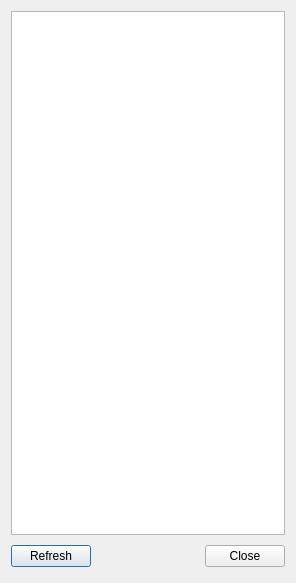
This is src/Gui/SceneInspector.ui in southseact-3d/fcd as Qt 5 draws it before an edit. The edited form follows.
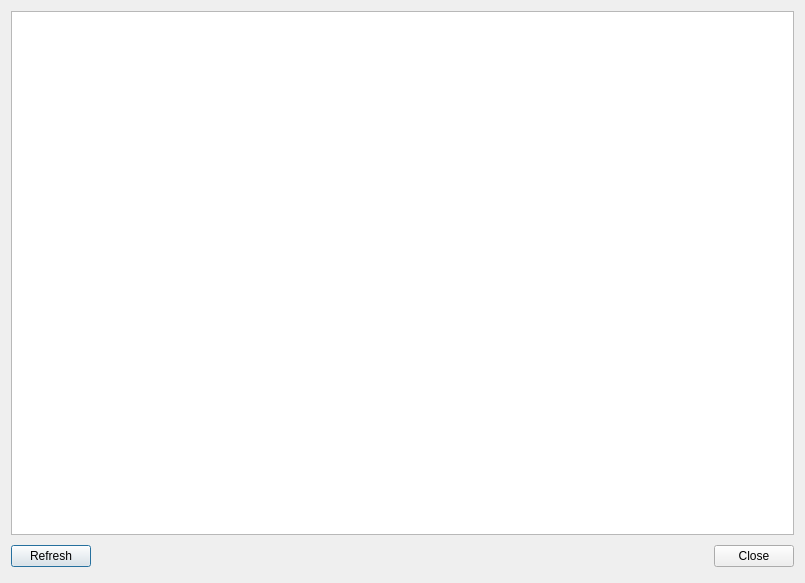
This is the edited form.

Commit message:
Gui: Scene inspector improvements (#18781)
* Improve naming for root scene graph switch/separator nodes.

* Improve scene graph inspector.

This commit improves the scene graph inspector by improving the UI
layout and displaying information in a more human-readable way.

Instead of having a main generic string column for all node-specific
data, introduce specific columns for node name, memory address and data.

Better visualization was also added for `SoDrawStyle`, `SoPickStyle`
and `SoCoordinate3` node types.

The edit to the form file:
```diff
--- a/src/Gui/SceneInspector.ui
+++ b/src/Gui/SceneInspector.ui
@@ -6,7 +6,7 @@
    <rect>
     <x>0</x>
     <y>0</y>
-    <width>296</width>
+    <width>805</width>
     <height>583</height>
    </rect>
   </property>
```
The commit also changes 7 other files.
